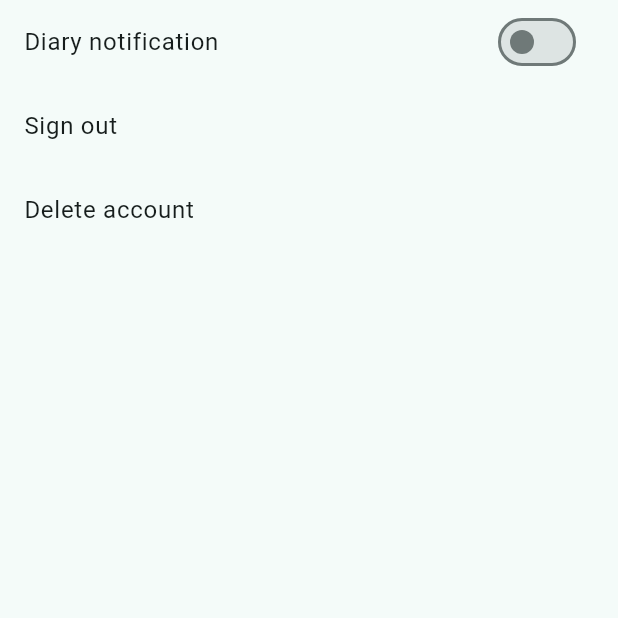
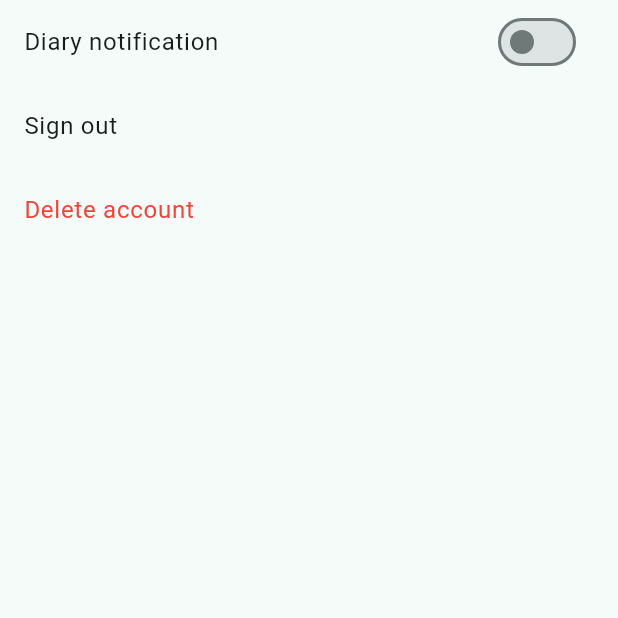
Before and after one commit to Solution-Challenge-stress-solution/FrontEnd, a Flutter app: the SettingsWidget screen opened directly, on a phone screen of 412 x 824 dp, the top half of it. Run offline on Flutter 3.47's test engine with Material 3 defaults, Android fonts, the phone set to English and light mode, and no system bars; our stand-ins replace flutter_local_notifications, google_sign_in, just_audio, shared_preferences, table_calendar, timezone and 1 more; missing offline and left inert: kakao_flutter_sdk_user, record; accounts and stored records are empty; Roboto replaces fonts that are missing (NanumGothic).

Commit message:
feat: delete account

```diff
--- a/lib/main.dart
+++ b/lib/main.dart
@@ -26,7 +26,7 @@ class MyApp extends StatelessWidget {
         useMaterial3: true,
         fontFamily: 'NanumGothic',
       ),
-      home: const MyHomePage(),
+      home: const WelcomeScreen(),
     );
   }
 }
--- a/lib/utilities/login_platform.dart
+++ b/lib/utilities/login_platform.dart
@@ -95,7 +95,7 @@ class AuthManager {
   static Future<bool> deleteAccount() async {
     try {
       String? token = await token_manager.TokenManager.getToken();
-      String requestUrl = 'http://34.64.90.112:8080/auth/api/delete_account';
+      String requestUrl = 'http://strecording.shop:8080/user/delete';
 
       final response = await http.delete(
         Uri.parse(requestUrl),
--- a/lib/utilities/notification_manager.dart
+++ b/lib/utilities/notification_manager.dart
@@ -72,7 +72,7 @@ class NotificationManager {
     await flutterLocalNotificationsPlugin.zonedSchedule(
       0,
       'STREcording',
-      '일기 작성할 시간입니다',
+      'It\'s time to write your diary. Let\'s start recording your day!',
       makeDate(21, 1),
       notificationDetails,
       androidAllowWhileIdle: true,
--- a/lib/widgets/settings_widget.dart
+++ b/lib/widgets/settings_widget.dart
@@ -105,7 +105,7 @@ class _SettingsWidgetState extends State<SettingsWidget>
                        }
                        // 알림 설정이 적용되었다는 메시지를 표시합니다.
                        ScaffoldMessenger.of(context).showSnackBar(
-                         SnackBar(content: Text('알림 설정이 적용되었습니다(영어로 바꿔줄것)')),
+                         SnackBar(content: Text('Notification settings have been applied')),
                        );
                      }
                    },
@@ -143,7 +143,10 @@ class _SettingsWidgetState extends State<SettingsWidget>
             },
           ),
           ListTile(
-             title: const Text('Delete account'),
+            title: Text(
+              'Delete account',
+              style: TextStyle(color: Colors.red),
+            ),
             onTap: () async {
               final bool confirmDelete = await showDialog(
                 context: context,
```
Lines whose indentation alone changed are shown as unchanged.
